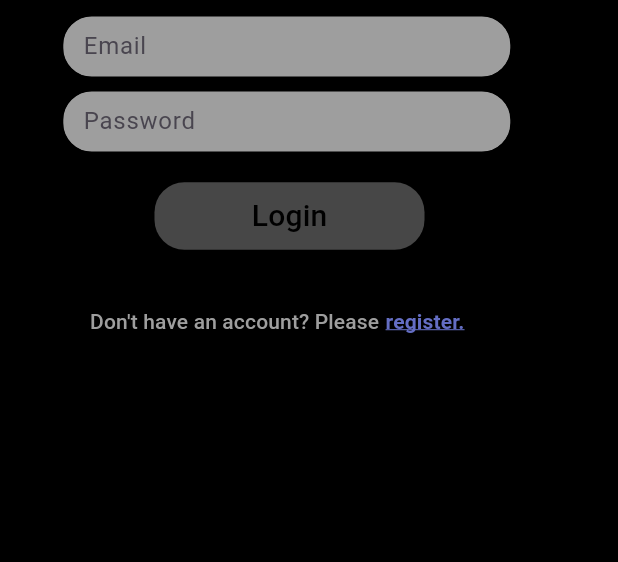
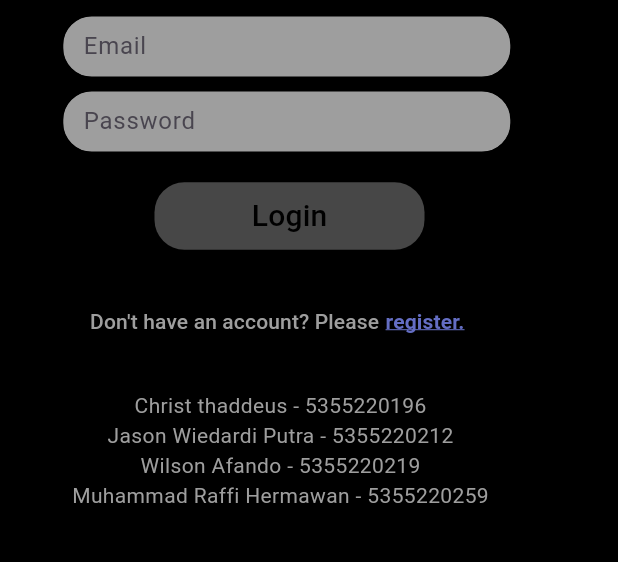
Before and after one commit to ophelia40000/UAS_SOFTDEV, a Flutter app: the screen it shows after launch, on a phone screen of 412 x 824 dp, the part 525-1087 px from its top. Run offline on Flutter 3.47's test engine with Material 3 defaults, Android fonts, the phone set to English and light mode, and no system bars; our stand-ins replace carousel_slider, cloud_firestore, firebase_auth, firebase_core, firebase_storage, flutter_native_splash and 4 more; missing offline and left inert: any_link_preview; accounts and stored records are empty.

Commit message:
first commit

```diff
--- a/lib/screen/login_screen.dart
+++ b/lib/screen/login_screen.dart
@@ -124,6 +124,18 @@ class _LoginScreenState extends State<LoginScreen> {
                 ),),
               ),
             ),
+            Positioned(
+              top: MediaQuery.of(context).viewInsets.top+610,
+              left: MediaQuery.of(context).viewInsets.left+48,
+              child:Column(
+                children: [
+                  Text("Christ thaddeus - 5355220196",style: TextStyle(color: Colors.grey),),
+                  Text("Jason Wiedardi Putra - 5355220212",style: TextStyle(color: Colors.grey),),
+                  Text("Wilson Afando - 5355220219",style: TextStyle(color: Colors.grey),),
+                  Text("Muhammad Raffi Hermawan - 5355220259",style: TextStyle(color: Colors.grey),),
+                ],
+              )
+            ),
 
             Positioned(
               top: MediaQuery.of(context).viewInsets.top+470,
```
